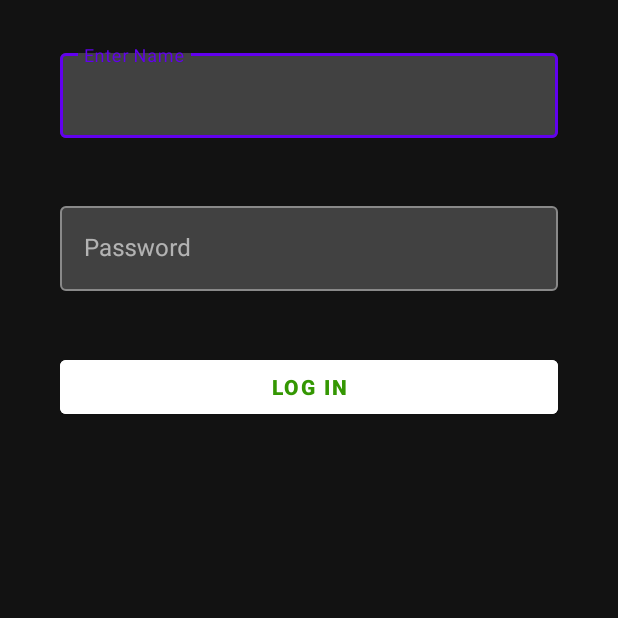
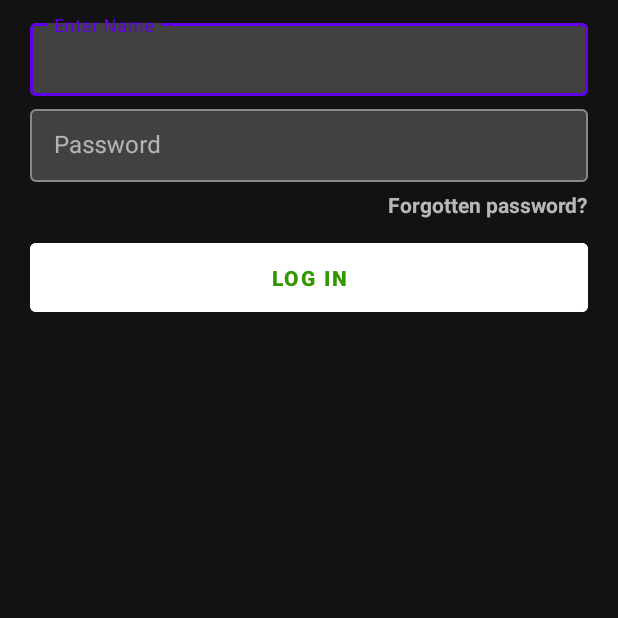
Before and after one commit to UNIZAR-30226-2020-08/Android, an Android app: the fragment Login shown on its own in the app's theme, on a phone screen of 412 x 824 dp, the top half of it. Run offline under Robolectric (Android 15) with nearby library versions, the phone set to English and light mode, and no system bars.

Commit message:
login+registro

```diff
--- a/Guinote/app/src/main/res/layout/activity_login.xml
+++ b/Guinote/app/src/main/res/layout/activity_login.xml
@@ -14,7 +14,7 @@
         android:layout_width="match_parent"
         android:layout_height="0dp"
         android:layout_weight="1"
-        android:padding="20dp"
+        android:padding="0dp"
         app:boxBackgroundColor="#33ffffff"
         android:hint="Enter Name"
         app:suffixTextColor="#ffffff"
@@ -23,6 +23,7 @@
         <com.google.android.material.textfield.TextInputEditText
             android:layout_width="match_parent"
             android:textColorHighlight="#349702"
+            android:padding="13dp"
             android:layout_height="wrap_content"/>
 
     </com.google.android.material.textfield.TextInputLayout>
@@ -34,25 +35,36 @@
         android:layout_weight="1"
         app:boxBackgroundColor="#33ffffff"
         android:hint="Password"
-        android:padding="20dp"
+        android:layout_marginTop="3dp"
+        android:padding="0dp"
         style="@style/Widget.MaterialComponents.TextInputLayout.OutlinedBox">
 
         <com.google.android.material.textfield.TextInputEditText
             android:layout_width="match_parent"
             android:layout_height="wrap_content"
+            android:padding="13dp"
             android:inputType="textPassword"/>
 
     </com.google.android.material.textfield.TextInputLayout>
+    <TextView
+        android:layout_width="wrap_content"
+        android:layout_height="wrap_content"
+        android:layout_gravity="right"
+        android:layout_marginTop="5dp"
+        android:text="Forgotten password?"
+        android:textStyle="bold"/>
     <com.google.android.material.button.MaterialButtonToggleGroup
         android:layout_width="match_parent"
         android:layout_height="0dp"
+        android:layout_marginTop="10dp"
         android:layout_weight="1"
-        android:padding="20dp">
+        android:padding="0dp">
         <com.google.android.material.button.MaterialButton
             android:layout_width="match_parent"
             android:id="@+id/login_boton"
             android:layout_height="wrap_content"
             android:textStyle="bold"
+            android:padding="13dp"
             android:backgroundTint="#ffffff"
             android:textColor="#349702"
             android:text="Log In" />
```
Also changed, not shown: Guinote/app/src/main/res/layout/activity_registro.xml (+11 -4 lines).
